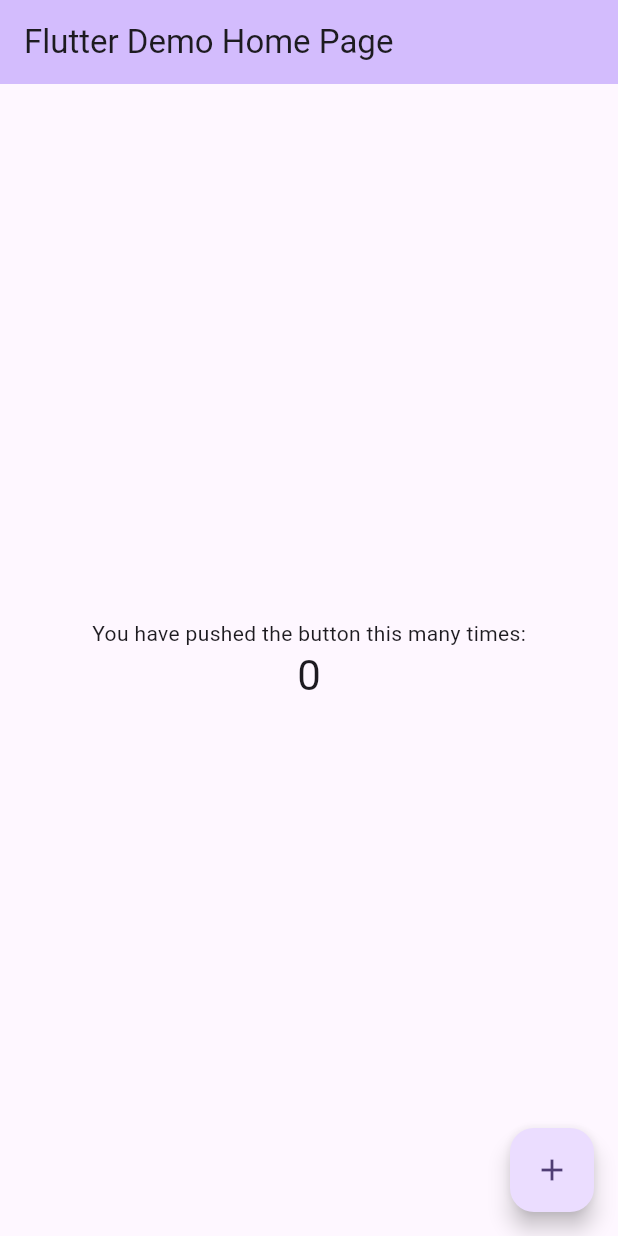
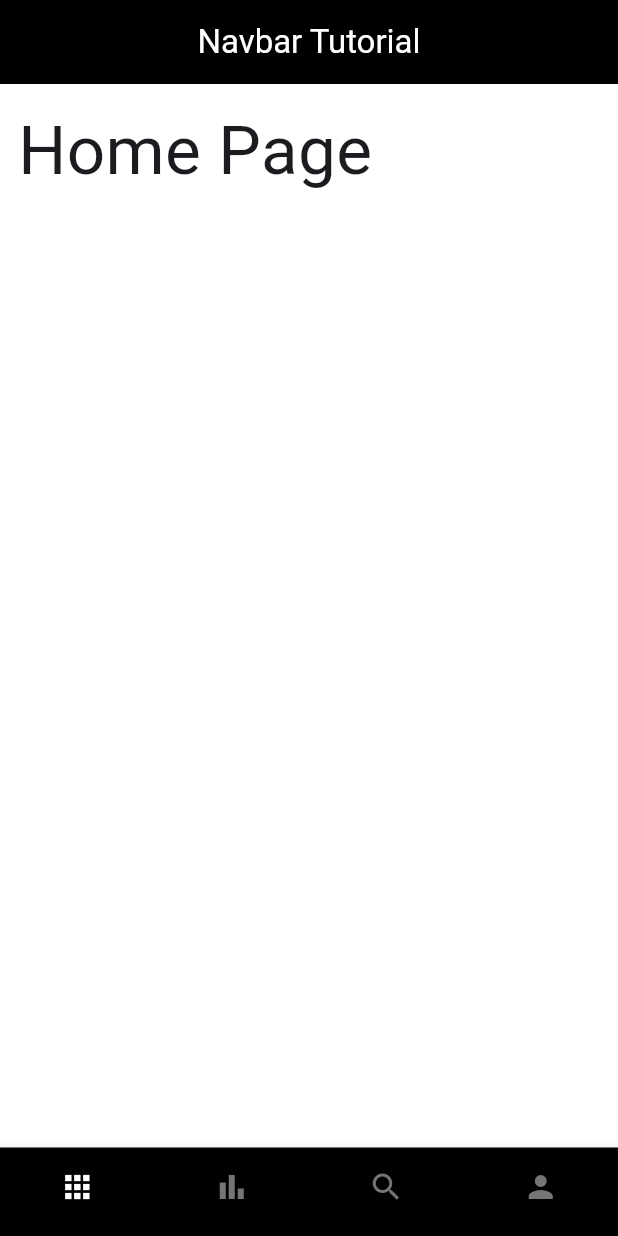
Before and after one commit to Cizal19/navbar-bottom, a Flutter app: the screen it shows after launch, on a phone screen of 412 x 824 dp. Run offline on Flutter 3.47's test engine with Material 3 defaults, Android fonts, the phone set to English and light mode, and no system bars.

Commit message:
Project Finished

```diff
--- a/lib/main.dart
+++ b/lib/main.dart
@@ -1,125 +1,6 @@
 import 'package:flutter/material.dart';
+import 'package:navbar_bottom/navpages/main_page.dart';
 
-void main() {
-  runApp(const MyApp());
-}
-
-class MyApp extends StatelessWidget {
-  const MyApp({super.key});
-
-  // This widget is the root of your application.
-  @override
-  Widget build(BuildContext context) {
-    return MaterialApp(
-      title: 'Flutter Demo',
-      theme: ThemeData(
-        // This is the theme of your application.
-        //
-        // TRY THIS: Try running your application with "flutter run". You'll see
-        // the application has a purple toolbar. Then, without quitting the app,
-        // try changing the seedColor in the colorScheme below to Colors.green
-        // and then invoke "hot reload" (save your changes or press the "hot
-        // reload" button in a Flutter-supported IDE, or press "r" if you used
-        // the command line to start the app).
-        //
-        // Notice that the counter didn't reset back to zero; the application
-        // state is not lost during the reload. To reset the state, use hot
-        // restart instead.
-        //
-        // This works for code too, not just values: Most code changes can be
-        // tested with just a hot reload.
-        colorScheme: ColorScheme.fromSeed(seedColor: Colors.deepPurple),
-        useMaterial3: true,
-      ),
-      home: const MyHomePage(title: 'Flutter Demo Home Page'),
-    );
-  }
-}
-
-class MyHomePage extends StatefulWidget {
-  const MyHomePage({super.key, required this.title});
-
-  // This widget is the home page of your application. It is stateful, meaning
-  // that it has a State object (defined below) that contains fields that affect
-  // how it looks.
-
-  // This class is the configuration for the state. It holds the values (in this
-  // case the title) provided by the parent (in this case the App widget) and
-  // used by the build method of the State. Fields in a Widget subclass are
-  // always marked "final".
-
-  final String title;
-
-  @override
-  State<MyHomePage> createState() => _MyHomePageState();
-}
-
-class _MyHomePageState extends State<MyHomePage> {
-  int _counter = 0;
-
-  void _incrementCounter() {
-    setState(() {
-      // This call to setState tells the Flutter framework that something has
-      // changed in this State, which causes it to rerun the build method below
-      // so that the display can reflect the updated values. If we changed
-      // _counter without calling setState(), then the build method would not be
-      // called again, and so nothing would appear to happen.
-      _counter++;
-    });
-  }
-
-  @override
-  Widget build(BuildContext context) {
-    // This method is rerun every time setState is called, for instance as done
-    // by the _incrementCounter method above.
-    //
-    // The Flutter framework has been optimized to make rerunning build methods
-    // fast, so that you can just rebuild anything that needs updating rather
-    // than having to individually change instances of widgets.
-    return Scaffold(
-      appBar: AppBar(
-        // TRY THIS: Try changing the color here to a specific color (to
-        // Colors.amber, perhaps?) and trigger a hot reload to see the AppBar
-        // change color while the other colors stay the same.
-        backgroundColor: Theme.of(context).colorScheme.inversePrimary,
-        // Here we take the value from the MyHomePage object that was created by
-        // the App.build method, and use it to set our appbar title.
-        title: Text(widget.title),
-      ),
-      body: Center(
-        // Center is a layout widget. It takes a single child and positions it
-        // in the middle of the parent.
-        child: Column(
-          // Column is also a layout widget. It takes a list of children and
-          // arranges them vertically. By default, it sizes itself to fit its
-          // children horizontally, and tries to be as tall as its parent.
-          //
-          // Column has various properties to control how it sizes itself and
-          // how it positions its children. Here we use mainAxisAlignment to
-          // center the children vertically; the main axis here is the vertical
-          // axis because Columns are vertical (the cross axis would be
-          // horizontal).
-          //
-          // TRY THIS: Invoke "debug painting" (choose the "Toggle Debug Paint"
-          // action in the IDE, or press "p" in the console), to see the
-          // wireframe for each widget.
-          mainAxisAlignment: MainAxisAlignment.center,
-          children: <Widget>[
-            const Text(
-              'You have pushed the button this many times:',
-            ),
-            Text(
-              '$_counter',
-              style: Theme.of(context).textTheme.headlineMedium,
-            ),
-          ],
-        ),
-      ),
-      floatingActionButton: FloatingActionButton(
-        onPressed: _incrementCounter,
-        tooltip: 'Increment',
-        child: const Icon(Icons.add),
-      ), // This trailing comma makes auto-formatting nicer for build methods.
-    );
-  }
-}
+void main() => runApp(MaterialApp(
+      home: MainPage(),
+    ));
--- /dev/null
+++ b/lib/navpages/home_page.dart
@@ -0,0 +1,21 @@
+import 'package:flutter/material.dart';
+
+class HomePage extends StatefulWidget {
+  const HomePage({super.key});
+
+  @override
+  State<HomePage> createState() => _HomePageState();
+}
+
+class _HomePageState extends State<HomePage> {
+  @override
+  Widget build(BuildContext context) {
+    return Padding(
+      padding: EdgeInsets.all(12.0),
+      child: Text(
+        "Home Page",
+        style: TextStyle(fontSize: 45.0),
+      ),
+    );
+  }
+}
--- /dev/null
+++ b/lib/navpages/main_page.dart
@@ -0,0 +1,59 @@
+import 'package:flutter/material.dart';
+import 'package:navbar_bottom/navpages/bar_item_page.dart';
+import 'package:navbar_bottom/navpages/home_page.dart';
+import 'package:navbar_bottom/navpages/my_page.dart';
+import 'package:navbar_bottom/navpages/search_page.dart';
+
+class MainPage extends StatefulWidget {
+  const MainPage({super.key});
+
+  @override
+  State<MainPage> createState() => _MainPageState();
+}
+
+class _MainPageState extends State<MainPage> {
+  List pages = [
+    HomePage(),
+    BarItemPage(),
+    SearchPage(),
+    MyPage(),
+  ];
+  int currentIndex = 0;
+  void onTap(int index) {
+    setState(() {
+      currentIndex = index;
+    });
+  }
+
+  @override
+  Widget build(BuildContext context) {
+    return Scaffold(
+      appBar: AppBar(
+        backgroundColor: Colors.black,
+        title: Text(
+          "Navbar Tutorial",
+          style: TextStyle(color: Colors.white),
+        ),
+        centerTitle: true,
+        elevation: 0,
+      ),
+      backgroundColor: Colors.white,
+      body: pages[currentIndex],
+      bottomNavigationBar: BottomNavigationBar(
+          type: BottomNavigationBarType.fixed,
+          backgroundColor: Colors.black,
+          currentIndex: currentIndex,
+          selectedItemColor: Colors.white,
+          unselectedItemColor: Colors.grey[600],
+          showSelectedLabels: false,
+          showUnselectedLabels: false,
+          onTap: onTap,
+          items: const [
+            BottomNavigationBarItem(label: "", icon: Icon(Icons.apps)),
+            BottomNavigationBarItem(label: "", icon: Icon(Icons.bar_chart)),
+            BottomNavigationBarItem(label: "", icon: Icon(Icons.search)),
+            BottomNavigationBarItem(label: "", icon: Icon(Icons.person)),
+          ]),
+    );
+  }
+}
--- a/pubspec.yaml
+++ b/pubspec.yaml
@@ -59,9 +59,8 @@ flutter:
   uses-material-design: true
 
   # To add assets to your application, add an assets section, like this:
-  # assets:
-  #   - images/a_dot_burr.jpeg
-  #   - images/a_dot_ham.jpeg
+  assets:
+    - assets/
 
   # An image asset can refer to one or more resolution-specific "variants", see
   # https://flutter.dev/assets-and-images/#resolution-aware
```
Also changed, not shown: lib/navpages/bar_item_page.dart (added, +16 -0 lines), lib/navpages/my_page.dart (added, +80 -0 lines), lib/navpages/search_page.dart (added, +17 -0 lines), assets/snakeeyes.jpeg (added).
